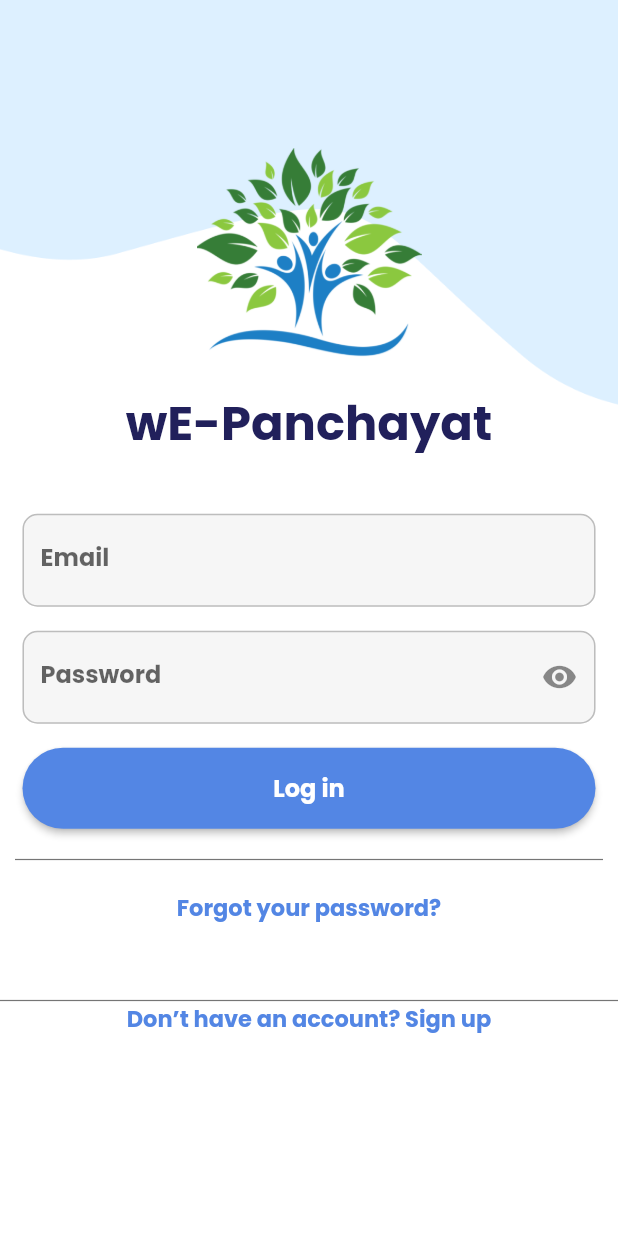
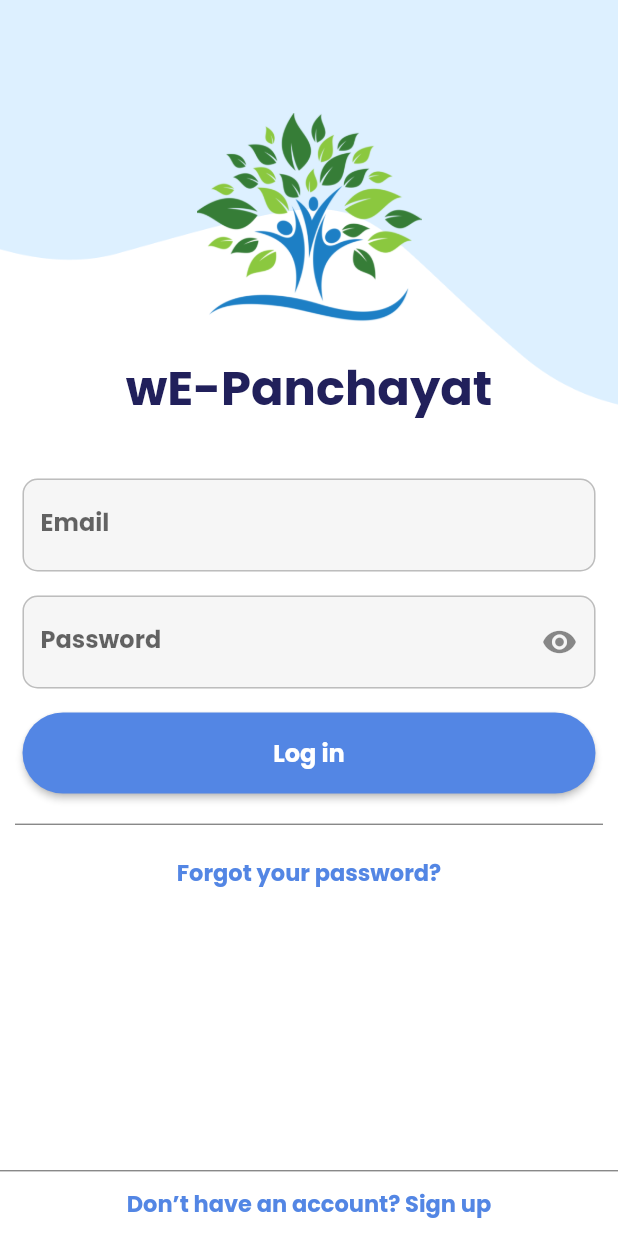
Before and after one commit to Saishrey/wE-Panchayat, a Flutter app: the screen it shows after launch, on a phone screen of 412 x 824 dp. Run offline on Flutter 3.47's test engine with Material 2 defaults, Android fonts, the phone set to English and light mode, and no system bars.

Commit message:
login page frontend

```diff
--- a/lib/auth/login.dart
+++ b/lib/auth/login.dart
@@ -23,6 +23,9 @@ class _MyLoginState extends State<MyLogin> {
     passwordController.text = "";
 
     return Container(
+      padding: EdgeInsets.only(top: 60.0),
+      width: double.infinity,
+      height: double.infinity,
       decoration: const BoxDecoration(
         image: DecorationImage(
           image: AssetImage('assets/images/bg.png'),
@@ -30,11 +33,12 @@ class _MyLoginState extends State<MyLogin> {
         ),
       ),
       child: Scaffold(
+        resizeToAvoidBottomInset: false,
         backgroundColor: Colors.transparent,
         body: Column(
           crossAxisAlignment: CrossAxisAlignment.center,
           mainAxisAlignment: MainAxisAlignment.center,
-          children: [
+          children: <Widget>[
             Padding(
               padding: EdgeInsets.only(top: 15.0, bottom: 0),
               child: Image.asset(
@@ -196,18 +200,20 @@ class _MyLoginState extends State<MyLogin> {
                     ],
                   ),
                 )),
-            Align(
+            Expanded(
+              child: Align(
                 alignment: Alignment.bottomCenter,
-              child: Container(
-                  margin: EdgeInsets.symmetric(vertical: 50.0),
                   child: Column(
+                    mainAxisSize: MainAxisSize.min,
                     children: [
                       Divider(
                         height: 1,
                         thickness: 0.8,
                         color: Colors.black54,
                       ),
-                      Text(
+                      Padding(
+                        padding: EdgeInsets.only(top: 10.0, bottom: 10.0),
+                        child: Text(
                           "Don’t have an account? Sign up",
                           style: TextStyle(
                             color: Color(0xFF5386E4),
@@ -217,8 +223,10 @@ class _MyLoginState extends State<MyLogin> {
                           ),
                           // Your bottom element goes here
                         ),
+                      )
                     ],
-                  )),
+                  ),
+                ),
               ),
           ],
         ),
```
Lines whose indentation alone changed are shown as unchanged.
